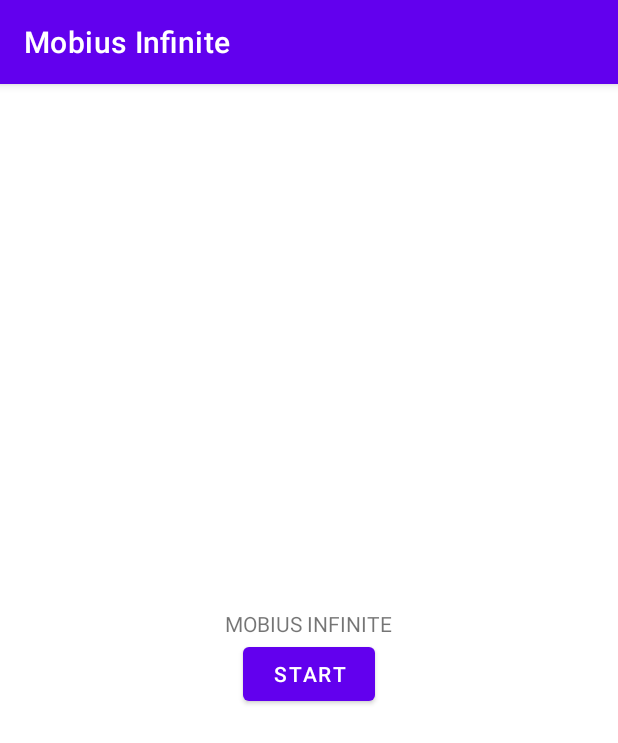
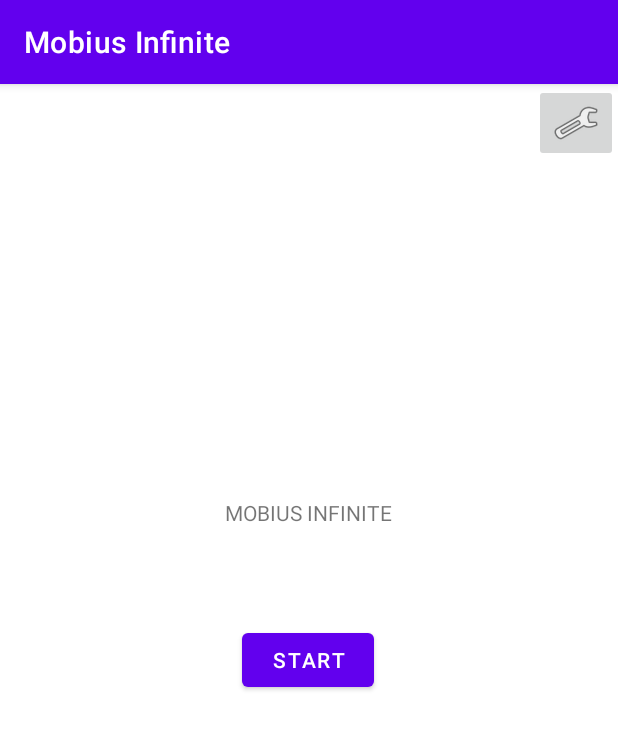
Before and after one commit to IanZYYap/MobiusInfinite, an Android app: the screen it shows after launch (MainMenuActivity), on a phone screen of 412 x 824 dp. Shown: the top 743 px of the screen. Run offline under Robolectric (Android 15) with nearby library versions, the phone set to English and light mode, and no system bars.

Commit message:
Basic layout of main menu and start button

```diff
--- a/app/build.gradle.kts
+++ b/app/build.gradle.kts
@@ -25,6 +25,9 @@ android {
             )
         }
     }
+    buildFeatures {
+        viewBinding = true
+    }
     compileOptions {
         sourceCompatibility = JavaVersion.VERSION_1_8
         targetCompatibility = JavaVersion.VERSION_1_8
--- a/app/src/main/AndroidManifest.xml
+++ b/app/src/main/AndroidManifest.xml
@@ -13,6 +13,9 @@
         android:theme="@style/Theme.MobiusInfinite"
         tools:targetApi="31">
         <activity
+            android:name=".GameActivity"
+            android:exported="false" />
+        <activity
             android:name=".MainMenuActivity"
             android:exported="true">
             <intent-filter>
--- /dev/null
+++ b/app/src/main/java/com/ianyap/mobiusinfinite/GameActivity.java
@@ -0,0 +1,14 @@
+package com.ianyap.mobiusinfinite;
+
+import androidx.appcompat.app.AppCompatActivity;
+
+import android.os.Bundle;
+
+public class GameActivity extends AppCompatActivity {
+
+    @Override
+    protected void onCreate(Bundle savedInstanceState) {
+        super.onCreate(savedInstanceState);
+        setContentView(R.layout.activity_game);
+    }
+}
--- a/app/src/main/java/com/ianyap/mobiusinfinite/MainMenuActivity.java
+++ b/app/src/main/java/com/ianyap/mobiusinfinite/MainMenuActivity.java
@@ -2,13 +2,22 @@ package com.ianyap.mobiusinfinite;
 
 import androidx.appcompat.app.AppCompatActivity;
 
+import android.content.Intent;
 import android.os.Bundle;
+import android.widget.Button;
+
+import com.ianyap.mobiusinfinite.databinding.ActivityMainMenuBinding;
 
 public class MainMenuActivity extends AppCompatActivity {
 
     @Override
     protected void onCreate(Bundle savedInstanceState) {
         super.onCreate(savedInstanceState);
-        setContentView(R.layout.activity_main_menu);
+        ActivityMainMenuBinding activityMainMenu = ActivityMainMenuBinding.inflate(getLayoutInflater());
+        setContentView(activityMainMenu.getRoot());
+
+        Button startButton = activityMainMenu.startButton;
+        Intent startGame = new Intent(this, GameActivity.class);
+        startButton.setOnClickListener(view -> this.startActivity(startGame));
     }
 }
--- /dev/null
+++ b/app/src/main/res/layout/activity_game.xml
@@ -0,0 +1,9 @@
+<?xml version="1.0" encoding="utf-8"?>
+<androidx.constraintlayout.widget.ConstraintLayout xmlns:android="http://schemas.android.com/apk/res/android"
+    xmlns:app="http://schemas.android.com/apk/res-auto"
+    xmlns:tools="http://schemas.android.com/tools"
+    android:layout_width="match_parent"
+    android:layout_height="match_parent"
+    tools:context=".GameActivity">
+
+</androidx.constraintlayout.widget.ConstraintLayout>
--- a/app/src/main/res/layout/activity_main_menu.xml
+++ b/app/src/main/res/layout/activity_main_menu.xml
@@ -6,23 +6,43 @@
     android:layout_height="match_parent"
     tools:context=".MainMenuActivity">
 
+    <TextView
+        android:id="@+id/textView"
+        android:layout_width="wrap_content"
+        android:layout_height="wrap_content"
+        android:text="MOBIUS INFINITE"
+        app:layout_constraintBottom_toBottomOf="parent"
+        app:layout_constraintEnd_toEndOf="parent"
+        app:layout_constraintHorizontal_bias="0.498"
+        app:layout_constraintStart_toStartOf="parent"
+        app:layout_constraintTop_toTopOf="parent"
+        app:layout_constraintVertical_bias="0.369" />
 
-    <LinearLayout
-        android:layout_width="match_parent"
-        android:layout_height="match_parent"
-        android:orientation="vertical"
-        android:gravity="center">
+    <Button
+        android:id="@+id/start_button"
+        android:layout_width="wrap_content"
+        android:layout_height="wrap_content"
+        android:text="Start"
+        app:layout_constraintBottom_toBottomOf="parent"
+        app:layout_constraintEnd_toEndOf="parent"
+        app:layout_constraintHorizontal_bias="0.498"
+        app:layout_constraintStart_toStartOf="parent"
+        app:layout_constraintTop_toTopOf="parent" />
 
-        <TextView
-            android:id="@+id/textView"
-            android:layout_width="wrap_content"
-            android:layout_height="wrap_content"
-            android:text="MOBIUS INFINITE" />
+    <ImageButton
+        android:id="@+id/imageButton2"
+        android:layout_width="wrap_content"
+        android:layout_height="wrap_content"
 
-        <Button
-            android:id="@+id/button"
-            android:layout_width="wrap_content"
-            android:layout_height="wrap_content"
-            android:text="Start" />
-    </LinearLayout>
+        android:layout_gravity="top|right"
+        app:layout_constraintEnd_toEndOf="parent"
+        app:layout_constraintTop_toTopOf="parent"
+        app:srcCompat="@android:drawable/ic_menu_preferences" />
+
+    <androidx.constraintlayout.widget.Guideline
+        android:id="@+id/guideline"
+        android:layout_width="wrap_content"
+        android:layout_height="wrap_content"
+        android:orientation="horizontal"
+        app:layout_constraintGuide_begin="20dp" />
 </androidx.constraintlayout.widget.ConstraintLayout>
```
